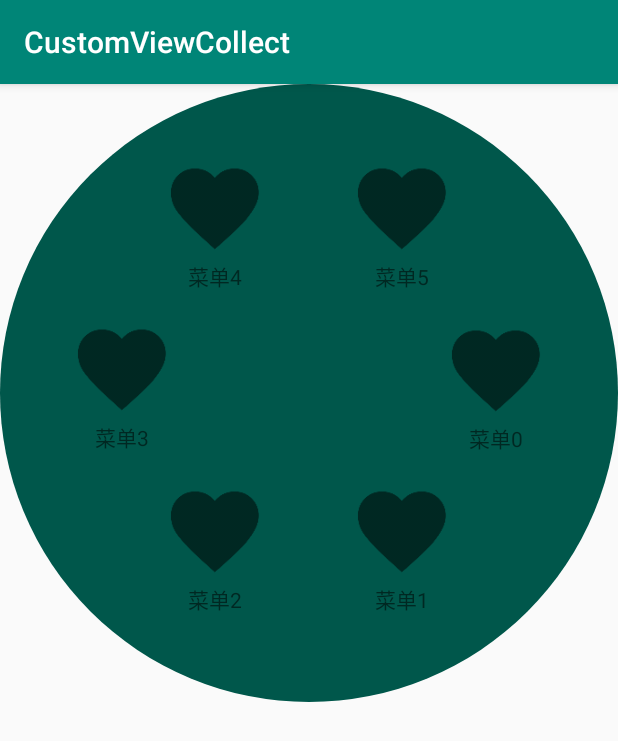
After one commit to Doikki/DKWidget, an Android app: the TestMenuActivity screen opened directly, with no data from a screen before it, on a phone screen of 412 x 824 dp. The commit adds this screen. Shown: the top 741 px of the screen. Run offline under Robolectric (Android 15) with nearby library versions, the phone set to English and light mode, and no system bars.

Commit message:
增加圆形菜单

```diff
--- a/app/src/main/AndroidManifest.xml
+++ b/app/src/main/AndroidManifest.xml
@@ -11,7 +11,8 @@
         android:supportsRtl="true"
         android:theme="@style/AppTheme"
         tools:ignore="GoogleAppIndexingWarning">
-        <activity android:name=".guide.TestGuideAcitivity"></activity>
+        <activity android:name=".circlemenu.TestMenuActivity"></activity>
+        <activity android:name=".guide.TestGuideAcitivity" />
         <activity android:name=".like.TestLikeActivity" />
         <activity android:name=".dragmsg.TestBubbleActivity" />
         <activity android:name=".loading.TestLoadingActivity" />
--- a/app/src/main/java/com/dueeeke/customviewcollect/MainActivity.java
+++ b/app/src/main/java/com/dueeeke/customviewcollect/MainActivity.java
@@ -7,6 +7,7 @@ import android.view.View;
 
 import com.dueeeke.customviewcollect.alphabetindex.TestAlphabetActivity;
 import com.dueeeke.customviewcollect.behavior.TestBehaviorActivity;
+import com.dueeeke.customviewcollect.circlemenu.TestMenuActivity;
 import com.dueeeke.customviewcollect.dragmsg.TestBubbleActivity;
 import com.dueeeke.customviewcollect.guide.TestGuideAcitivity;
 import com.dueeeke.customviewcollect.like.TestLikeActivity;
@@ -53,6 +54,9 @@ public class MainActivity extends AppCompatActivity {
             case R.id.progress:
                 startActivity(new Intent(this, TestProgressActivity.class));
                 break;
+            case R.id.circle_menu:
+                startActivity(new Intent(this, TestMenuActivity.class));
+                break;
         }
     }
 }
--- /dev/null
+++ b/app/src/main/java/com/dueeeke/customviewcollect/circlemenu/CircleMenuLayout.java
@@ -0,0 +1,139 @@
+package com.dueeeke.customviewcollect.circlemenu;
+
+import android.content.Context;
+import android.util.AttributeSet;
+import android.view.View;
+import android.view.ViewGroup;
+import android.widget.ListAdapter;
+
+public class CircleMenuLayout extends ViewGroup {
+
+
+    private ListAdapter mAdapter;
+    private OnItemClickListener mOnItemClickListener;
+
+    public CircleMenuLayout(Context context) {
+        this(context, null);
+    }
+
+    public CircleMenuLayout(Context context, AttributeSet attrs) {
+        this(context, attrs, 0);
+    }
+
+    public CircleMenuLayout(Context context, AttributeSet attrs, int defStyleAttr) {
+        super(context, attrs, defStyleAttr);
+    }
+
+
+    @Override
+    protected void onMeasure(int widthMeasureSpec, int heightMeasureSpec) {
+        measureSelf(widthMeasureSpec, heightMeasureSpec);
+        measureChildViews();
+    }
+
+    private void measureChildViews() {
+        int width = getMeasuredWidth();
+        //宽度的1/4
+        int childSize = (int) (width * (1 / 4f));
+        int childMode = MeasureSpec.EXACTLY;
+
+        int childCount = getChildCount();
+
+        for(int i = 0; i < childCount; i++) {
+            View child = getChildAt(i);
+            if (child.getVisibility() == GONE) {
+                continue;
+            }
+            int measureSpec = MeasureSpec.makeMeasureSpec(childSize, childMode);
+            child.measure(measureSpec, measureSpec);
+        }
+    }
+
+    private void measureSelf(int widthMeasureSpec, int heightMeasureSpec) {
+
+        int measuredWidth;
+        int measuredHeight;
+
+        int widthMode = MeasureSpec.getMode(widthMeasureSpec);
+        int width = MeasureSpec.getSize(widthMeasureSpec);
+        int heightMode = MeasureSpec.getMode(heightMeasureSpec);
+        int height = MeasureSpec.getSize(heightMeasureSpec);
+
+        if (widthMode != MeasureSpec.EXACTLY || heightMode != MeasureSpec.EXACTLY) {
+            measuredWidth = getSuggestedMinimumWidth();
+            measuredWidth = measuredWidth == 0 ? getDefaultWidth() : measuredWidth;
+            measuredHeight = getSuggestedMinimumHeight();
+            measuredHeight = measuredHeight == 0 ? getDefaultHeight() : measuredHeight;
+        } else {
+            measuredWidth = width;
+            measuredHeight = height;
+        }
+        //使宽高一致
+        int size = Math.min(measuredWidth, measuredHeight);
+        setMeasuredDimension(size, size);
+    }
+
+    private int getDefaultHeight() {
+        return getResources().getDisplayMetrics().heightPixels;
+    }
+
+    private int getDefaultWidth() {
+        return getResources().getDisplayMetrics().widthPixels;
+    }
+
+    @Override
+    protected void onLayout(boolean changed, int l, int t, int r, int b) {
+        int childCount = getChildCount();
+        int left, top;
+        float perAngle = (float) (Math.PI * 2 / childCount);
+        int width = getMeasuredWidth();
+        int itemWidth = (int) (width * (1 / 4f));
+        int radius = width / 2;
+        int dis = width / 2 - itemWidth / 2 - getPaddingLeft();
+
+        for(int i = 0; i < childCount; i++) {
+            View child = getChildAt(i);
+            if (child.getVisibility() == GONE) {
+                continue;
+            }
+            left = (int) (radius + Math.cos(i * perAngle) * dis - itemWidth / 2);
+            top = (int) (radius + Math.sin(i * perAngle) * dis - itemWidth / 2);
+            child.layout(left, top, left + itemWidth, top + itemWidth);
+        }
+    }
+
+    @Override
+    protected void onAttachedToWindow() {
+        if (mAdapter != null) {
+            buildItems();
+        }
+        super.onAttachedToWindow();
+    }
+
+    private void buildItems() {
+        for (int i = 0; i < mAdapter.getCount(); i++) {
+            final View view = mAdapter.getView(i, null, this);
+            final int position = i;
+            view.setOnClickListener(new OnClickListener() {
+                @Override
+                public void onClick(View v) {
+                    if (mOnItemClickListener != null) mOnItemClickListener.onItemClick(view, position);
+                }
+            });
+            addView(view);
+        }
+    }
+
+
+    public void setAdapter(ListAdapter adapter) {
+        this.mAdapter = adapter;
+    }
+
+    public void setOnItemClickListener(OnItemClickListener onItemClickListener) {
+        this.mOnItemClickListener = onItemClickListener;
+    }
+
+    public interface OnItemClickListener {
+        void onItemClick(View view, int position);
+    }
+}
--- /dev/null
+++ b/app/src/main/java/com/dueeeke/customviewcollect/circlemenu/MenuItem.java
@@ -0,0 +1,8 @@
+package com.dueeeke.customviewcollect.circlemenu;
+
+public class MenuItem {
+
+    public int logoRes;
+
+    public String name;
+}
--- /dev/null
+++ b/app/src/main/java/com/dueeeke/customviewcollect/circlemenu/TestMenuActivity.java
@@ -0,0 +1,71 @@
+package com.dueeeke.customviewcollect.circlemenu;
+
+import android.os.Bundle;
+import android.support.v7.app.AppCompatActivity;
+import android.view.LayoutInflater;
+import android.view.View;
+import android.view.ViewGroup;
+import android.widget.BaseAdapter;
+import android.widget.ImageView;
+import android.widget.TextView;
+import android.widget.Toast;
+
+import com.dueeeke.customviewcollect.R;
+
+import java.util.ArrayList;
+import java.util.List;
+
+public class TestMenuActivity extends AppCompatActivity {
+
+    @Override
+    protected void onCreate(Bundle savedInstanceState) {
+        super.onCreate(savedInstanceState);
+        setContentView(R.layout.activity_test_menu);
+
+        CircleMenuLayout circleMenuLayout = findViewById(R.id.menu);
+
+        final List<MenuItem> menuItems = new ArrayList<>();
+
+        for(int i = 0; i < 6; i++) {
+            MenuItem menuItem = new MenuItem();
+            menuItem.logoRes = R.drawable.ic_love;
+            menuItem.name = "菜单" + i;
+            menuItems.add(menuItem);
+        }
+
+        circleMenuLayout.setAdapter(new BaseAdapter() {
+            @Override
+            public int getCount() {
+                return menuItems.size();
+            }
+
+            @Override
+            public Object getItem(int position) {
+                return menuItems.get(position);
+            }
+
+            @Override
+            public long getItemId(int position) {
+                return position;
+            }
+
+            @Override
+            public View getView(int position, View convertView, ViewGroup parent) {
+                View view = LayoutInflater.from(parent.getContext()).inflate(R.layout.item_menu, parent, false);
+                ImageView logo = view.findViewById(R.id.menu_logo);
+                MenuItem menuItem = menuItems.get(position);
+                logo.setImageResource(menuItem.logoRes);
+                TextView name = view.findViewById(R.id.menu_name);
+                name.setText(menuItem.name);
+                return view;
+            }
+        });
+
+        circleMenuLayout.setOnItemClickListener(new CircleMenuLayout.OnItemClickListener() {
+            @Override
+            public void onItemClick(View view, int position) {
+                Toast.makeText(view.getContext(), menuItems.get(position).name, Toast.LENGTH_SHORT).show();
+            }
+        });
+    }
+}
--- a/app/src/main/res/layout/activity_main.xml
+++ b/app/src/main/res/layout/activity_main.xml
@@ -71,5 +71,11 @@
         android:layout_height="wrap_content"
         android:onClick="onButtonClick"
         android:text="圆形进度条"/>
+    <Button
+        android:id="@+id/circle_menu"
+        android:layout_width="match_parent"
+        android:layout_height="wrap_content"
+        android:onClick="onButtonClick"
+        android:text="圆形菜单"/>
 
 </LinearLayout>
--- /dev/null
+++ b/app/src/main/res/layout/activity_test_menu.xml
@@ -0,0 +1,17 @@
+<?xml version="1.0" encoding="utf-8"?>
+<FrameLayout xmlns:android="http://schemas.android.com/apk/res/android"
+    xmlns:app="http://schemas.android.com/apk/res-auto"
+    xmlns:tools="http://schemas.android.com/tools"
+    android:layout_width="match_parent"
+    android:layout_height="match_parent"
+    tools:context=".circlemenu.TestMenuActivity">
+
+    <com.dueeeke.customviewcollect.circlemenu.CircleMenuLayout
+        android:id="@+id/menu"
+        android:layout_width="wrap_content"
+        android:layout_height="wrap_content"
+        android:padding="30dp"
+        android:background="@drawable/shape_loading_shadow"/>
+
+
+</FrameLayout>
--- /dev/null
+++ b/app/src/main/res/layout/item_menu.xml
@@ -0,0 +1,17 @@
+<?xml version="1.0" encoding="utf-8"?>
+<LinearLayout xmlns:android="http://schemas.android.com/apk/res/android"
+    android:orientation="vertical" android:layout_width="match_parent"
+    android:layout_height="match_parent"
+    android:gravity="center">
+    <ImageView
+        android:id="@+id/menu_logo"
+        android:layout_width="60dp"
+        android:layout_height="60dp" />
+    <TextView
+        android:id="@+id/menu_name"
+        android:layout_width="match_parent"
+        android:layout_height="wrap_content"
+        android:padding="4dp"
+        android:gravity="center"/>
+
+</LinearLayout>
```
